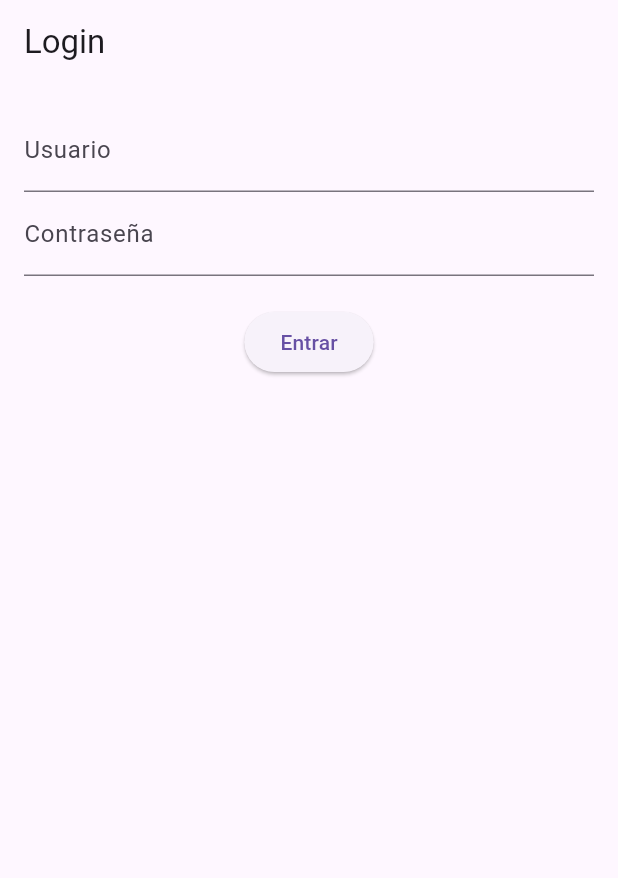
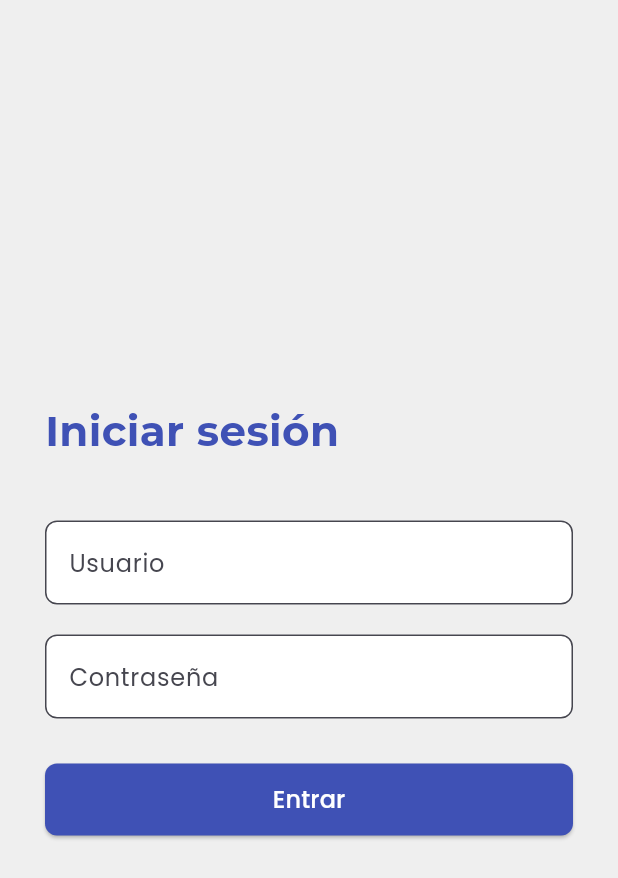
Before and after one commit to SamirL0912/App-Notas, a Flutter app: the screen it shows after launch, on a phone screen of 412 x 824 dp. Shown: the top 878 px of the screen. Run offline on Flutter 3.47's test engine with Material 3 defaults, Android fonts, the phone set to English and light mode, and no system bars; our stand-ins replace bloc, equatable, flutter_bloc, google_fonts.

Commit message:
Bloc y vista del login casi completas
Closes #10

```diff
--- /dev/null
+++ b/app_notas/devtools_options.yaml
@@ -0,0 +1,3 @@
+description: This file stores settings for Dart & Flutter DevTools.
+documentation: https://docs.flutter.dev/tools/devtools/extensions#configure-extension-enablement-states
+extensions:
--- a/app_notas/lib/bloc/home_state.dart
+++ b/app_notas/lib/bloc/home_state.dart
@@ -12,12 +12,12 @@ class HomeInitial extends HomeState {}
 class HomeLoading extends HomeState {}
 
 class HomeSuccess extends HomeState {
-  final String username;
+  final User user;
 
-  const HomeSuccess(this.username);
+  const HomeSuccess(this.user);
 
   @override
-  List<Object?> get props => [username];
+  List<Object?> get props => [user];
 }
 
 class HomeFailure extends HomeState {
--- a/app_notas/lib/home/presentation/failure/views/initial_view.dart
+++ b/app_notas/lib/home/presentation/failure/views/initial_view.dart
@@ -1,6 +1,9 @@
+import 'package:app_notas/bloc/home_bloc.dart';
+import 'package:app_notas/home/presentation/failure/views/failure_view.dart';
 import 'package:app_notas/home/presentation/failure/views/success_view.dart';
-import 'package:app_notas/models/autenticacion.dart';
 import 'package:flutter/material.dart';
+import 'package:flutter_bloc/flutter_bloc.dart';
+import 'package:google_fonts/google_fonts.dart';
 
 class LoginView extends StatefulWidget {
   const LoginView({super.key});
@@ -12,67 +15,116 @@ class LoginView extends StatefulWidget {
 class _LoginViewState extends State<LoginView> {
   final _usernameController = TextEditingController();
   final _passwordController = TextEditingController();
-  final _authService = AuthService();
-
-  bool _loading = false;
-  String? _error;
-
-  void _login() async {
-    setState(() {
-      _loading = true;
-      _error = null;
-    });
-
-    try {
-      final user = await _authService.login(
-        _usernameController.text,
-        _passwordController.text,
-      );
-
-      if (user != null && mounted) {
-        Navigator.pushReplacement(
-          context,
-          MaterialPageRoute(builder: (_) => SuccessView(user: user)),
-        );
-      }
-    } catch (e) {
-      setState(() {
-        _error = e.toString().replaceAll("Exception: ", "");
-      });
-    } finally {
-      setState(() {
-        _loading = false;
-      });
-    }
-  }
 
   @override
   Widget build(BuildContext context) {
     return Scaffold(
-      appBar: AppBar(title: const Text('Login')),
-      body: Padding(
-        padding: const EdgeInsets.all(16.0),
+      backgroundColor: const Color(0xFFEFEFEF),
+      body: BlocListener<HomeBloc, HomeState>(
+        listener: (context, state) {
+          if (state is HomeLoading) {
+            showDialog(
+              context: context,
+              barrierDismissible: false,
+              builder: (_) => const Center(child: CircularProgressIndicator()),
+            );
+          } else if (state is HomeSuccess) {
+            Navigator.of(context).pop(); // Cierra el loader
+            Navigator.of(context).pushReplacement(
+              MaterialPageRoute(builder: (_) => SuccessView(user: state.user)),
+            );
+          } else if (state is HomeFailure) {
+            Navigator.of(context).pop(); // Cierra el loader
+            Navigator.of(context).pushReplacement(
+              MaterialPageRoute(
+                builder: (_) => ErrorView(message: state.message),
+              ),
+            );
+          }
+        },
+        child: Center(
+          child: SingleChildScrollView(
+            padding: const EdgeInsets.symmetric(horizontal: 30),
             child: Column(
+              crossAxisAlignment: CrossAxisAlignment.start,
               children: [
-            if (_error != null)
-              Text(_error!, style: const TextStyle(color: Colors.red)),
+                Text(
+                  'Iniciar sesión',
+                  style: GoogleFonts.montserrat(
+                    fontSize: 28,
+                    fontWeight: FontWeight.bold,
+                    color: Colors.indigo,
+                  ),
+                ),
+                const SizedBox(height: 40),
                 TextField(
                   controller: _usernameController,
-              decoration: const InputDecoration(labelText: 'Usuario'),
+                  decoration: InputDecoration(
+                    labelText: 'Usuario',
+                    border: OutlineInputBorder(
+                      borderRadius: BorderRadius.circular(8),
                     ),
+                    filled: true,
+                    fillColor: Colors.white,
+                  ),
+                ),
+                const SizedBox(height: 20),
                 TextField(
                   controller: _passwordController,
-              decoration: const InputDecoration(labelText: 'Contraseña'),
                   obscureText: true,
+                  decoration: InputDecoration(
+                    labelText: 'Contraseña',
+                    border: OutlineInputBorder(
+                      borderRadius: BorderRadius.circular(8),
                     ),
-            const SizedBox(height: 20),
-            _loading
-                ? const CircularProgressIndicator()
-                : ElevatedButton(
-                  onPressed: _login,
-                  child: const Text('Entrar'),
+                    filled: true,
+                    fillColor: Colors.white,
+                  ),
+                ),
+                const SizedBox(height: 30),
+                SizedBox(
+                  width: double.infinity,
+                  height: 48,
+                  child: ElevatedButton(
+                    style: ElevatedButton.styleFrom(
+                      backgroundColor: Colors.indigo,
+                      shape: RoundedRectangleBorder(
+                        borderRadius: BorderRadius.circular(8),
+                      ),
+                    ),
+                    onPressed: () {
+                      final username = _usernameController.text.trim();
+                      final password = _passwordController.text.trim();
+
+                      if (username.isNotEmpty && password.isNotEmpty) {
+                        context.read<HomeBloc>().add(
+                          LoginSubmitted(
+                            username: username,
+                            password: password,
+                          ),
+                        );
+                      } else {
+                        ScaffoldMessenger.of(context).showSnackBar(
+                          const SnackBar(
+                            content: Text(
+                              'Por favor, completa todos los campos',
+                            ),
+                          ),
+                        );
+                      }
+                    },
+                    child: Text(
+                      'Entrar',
+                      style: GoogleFonts.poppins(
+                        fontSize: 16,
+                        color: Colors.white,
+                      ),
+                    ),
+                  ),
                 ),
               ],
+            ),
+          ),
         ),
       ),
     );
--- a/app_notas/lib/main.dart
+++ b/app_notas/lib/main.dart
@@ -1,15 +1,35 @@
+import 'package:app_notas/bloc/home_bloc.dart';
+import 'package:app_notas/home/presentation/failure/views/datos.dart';
 import 'package:app_notas/home/presentation/failure/views/initial_view.dart';
 import 'package:flutter/material.dart';
+import 'package:flutter_bloc/flutter_bloc.dart';
+import 'package:google_fonts/google_fonts.dart';
 
 void main() {
-  runApp(const MyApp());
+  runApp(const NotasApp());
 }
 
-class MyApp extends StatelessWidget {
-  const MyApp({super.key});
+class NotasApp extends StatelessWidget {
+  const NotasApp({super.key});
 
   @override
   Widget build(BuildContext context) {
-    return const MaterialApp(home: LoginView());
+    return BlocProvider(
+      create: (_) => HomeBloc(),
+      child: MaterialApp(
+        debugShowCheckedModeBanner: false,
+        title: 'App de Notas',
+        theme: ThemeData(
+          useMaterial3: true,
+          colorScheme: ColorScheme.fromSeed(seedColor: Colors.indigo),
+          textTheme: GoogleFonts.poppinsTextTheme(),
+        ),
+        initialRoute: '/',
+        routes: {
+          '/': (context) => const LoginView(),
+          '/data_view': (context) => const DataView(), // 👈 aquí se registra
+        },
+      ),
+    );
   }
 }
--- a/app_notas/lib/models/autenticacion.dart
+++ b/app_notas/lib/models/autenticacion.dart
@@ -14,7 +14,8 @@ class AuthService {
 
       for (var userJson in data) {
         final user = User.fromJson(userJson);
-        if (user.username == username && user.password == password) {
+        if (user.username == username &&
+            user.password == int.tryParse(password)) {
           return user; // Autenticado correctamente
         }
       }
--- /dev/null
+++ b/app_notas/lib/models/model_nota.dart
@@ -0,0 +1,6 @@
+class Nota {
+  final String titulo;
+  final String contenido;
+
+  Nota({required this.titulo, required this.contenido});
+}
--- a/app_notas/lib/models/model_user.dart
+++ b/app_notas/lib/models/model_user.dart
@@ -1,4 +1,3 @@
-// models/user.dart
 class User {
   final String username;
   final int password;
@@ -6,6 +5,9 @@ class User {
   User({required this.username, required this.password});
 
   factory User.fromJson(Map<String, dynamic> json) {
-    return User(username: json['username'], password: json['password']);
+    return User(
+      username: json['username'],
+      password: int.tryParse(json['password'].toString()) ?? 0,
+    );
   }
 }
```
Also changed, not shown: app_notas/lib/bloc/home_bloc.dart (+6 -26 lines), app_notas/lib/home/presentation/failure/views/datos.dart (added, +13 -0 lines), app_notas/lib/home/presentation/failure/views/failure_view.dart (+29 -13 lines), app_notas/lib/home/presentation/failure/views/success_view.dart (+14 -11 lines), app_notas/pubspec.lock. Lines whose indentation alone changed are shown as unchanged.
